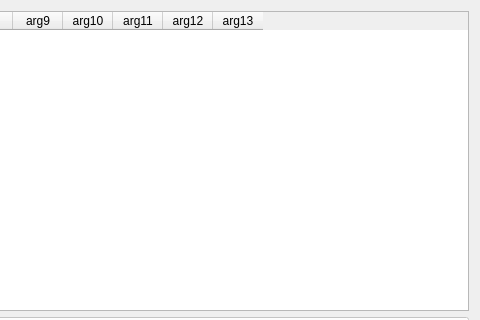
Above: mainwindow.ui from rezy91/TestBoard785 before the change; both pictures show x 599 to 1079 and y 0 to 320 of the 1079 by 665 pixel window. Below: the same form after it.
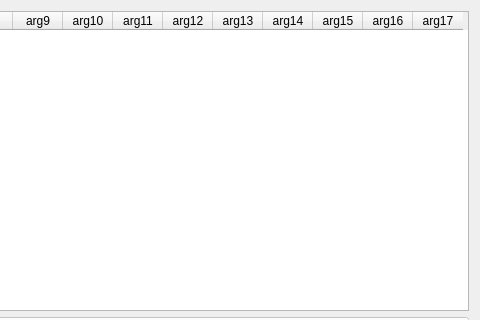
That is the form after the change.

Commit message: added new ID services

Diff of the .ui file:
```diff
--- a/mainwindow.ui
+++ b/mainwindow.ui
@@ -35,7 +35,7 @@
          <number>0</number>
         </property>
         <property name="columnCount">
-         <number>17</number>
+         <number>21</number>
         </property>
         <attribute name="horizontalHeaderDefaultSectionSize">
          <number>50</number>
@@ -131,6 +131,26 @@
           <string>arg13</string>
          </property>
         </column>
+        <column>
+         <property name="text">
+          <string>arg14</string>
+         </property>
+        </column>
+        <column>
+         <property name="text">
+          <string>arg15</string>
+         </property>
+        </column>
+        <column>
+         <property name="text">
+          <string>arg16</string>
+         </property>
+        </column>
+        <column>
+         <property name="text">
+          <string>arg17</string>
+         </property>
+        </column>
        </widget>
       </item>
       <item>
```
The commit also changes 2 other files.
